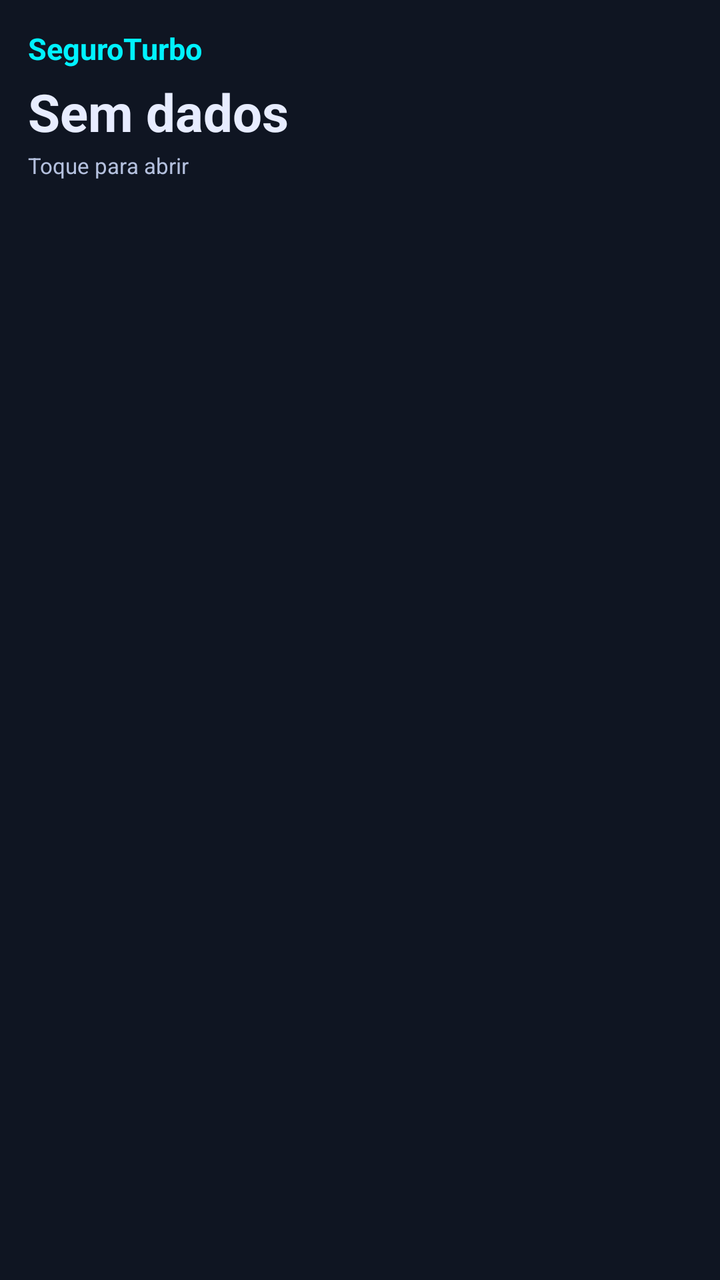
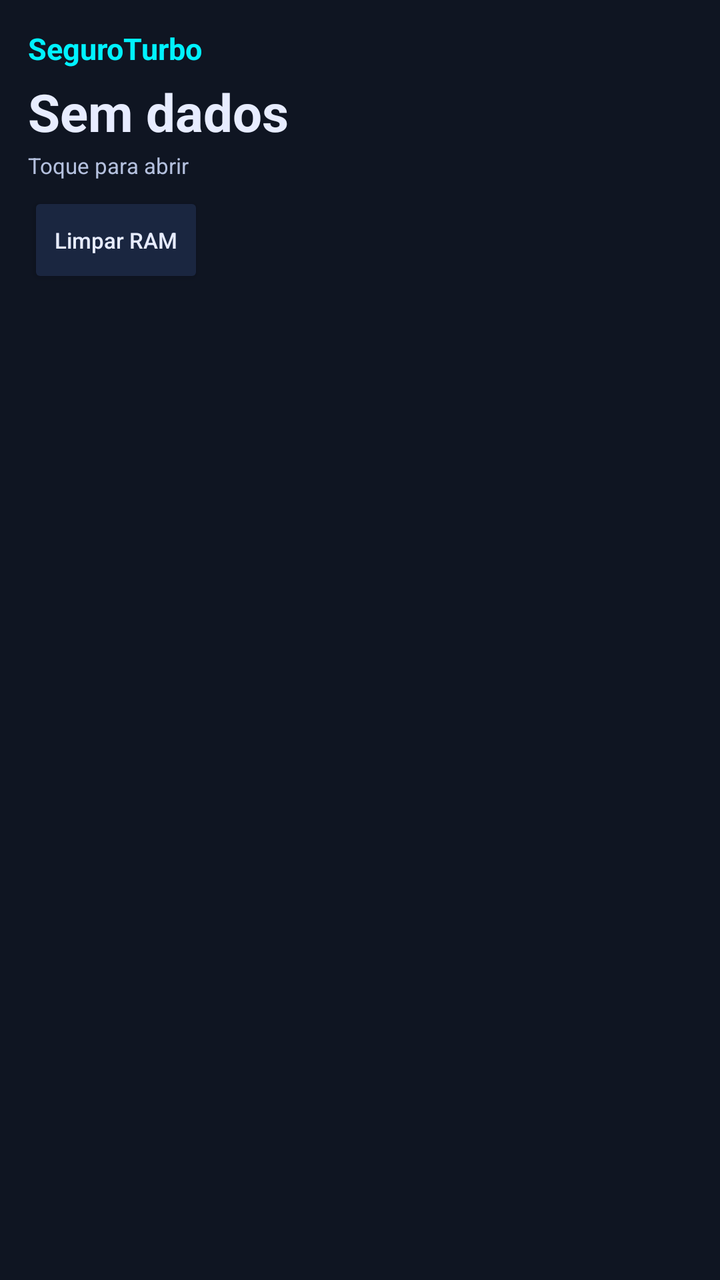

Screens rendered from an Android XML layout before and after an edit, with the pre-edit source and the edit as a unified diff.
<!-- AndroidManifest.xml: application theme AppTheme -->
<!-- res/layout/widget_seguraturbo.xml -->
<?xml version="1.0" encoding="utf-8"?>
<LinearLayout xmlns:android="http://schemas.android.com/apk/res/android"
    android:id="@+id/widget_raiz"
    android:layout_width="match_parent"
    android:layout_height="match_parent"
    android:orientation="vertical"
    android:padding="14dp"
    android:background="#0F1522">

    <TextView
        android:layout_width="wrap_content"
        android:layout_height="wrap_content"
        android:text="@string/app_name"
        android:textColor="#00F2FF"
        android:textSize="15sp"
        android:textStyle="bold" />

    <TextView
        android:id="@+id/widget_score"
        android:layout_width="wrap_content"
        android:layout_height="wrap_content"
        android:layout_marginTop="4dp"
        android:text="@string/widget_sem_dados"
        android:textColor="#E7ECFF"
        android:textSize="26sp"
        android:textStyle="bold" />

    <TextView
        android:layout_width="wrap_content"
        android:layout_height="wrap_content"
        android:layout_marginTop="2dp"
        android:text="@string/widget_acao"
        android:textColor="#B4C0DE"
        android:textSize="11sp" />
</LinearLayout>
<!-- resources referenced by this layout -->
<resources>
  <string name="app_name">SeguroTurbo</string>
  <string name="widget_acao">Toque para abrir</string>
  <string name="widget_sem_dados">Sem dados</string>
  <style name="AppTheme" parent="Theme.AppCompat.NoActionBar">
          <item name="colorPrimary">@color/neon_cyan</item>
          <item name="colorPrimaryDark">@color/neon_purple</item>
          <item name="colorAccent">@color/neon_magenta</item>
          <item name="android:windowBackground">@color/bg_deep</item>
          <item name="android:statusBarColor" tools:targetApi="l">@color/bg_deep</item>
          <item name="android:windowLightStatusBar">false</item>
          <item name="android:navigationBarColor" tools:targetApi="l">@color/bg_deep</item>
          
          <item name="android:windowSplashScreenBackground" tools:targetApi="s">@color/bg_deep</item>
          <item name="android:windowSplashScreenAnimatedIcon" tools:targetApi="s">@drawable/ic_launcher_foreground</item>
      </style>
  <color name="neon_cyan">#00F2FF</color>
  <color name="neon_purple">#BC13FE</color>
  <color name="neon_magenta">#FF0055</color>
  <color name="bg_deep">#05070A</color>
  <!-- drawable ic_launcher_foreground (drawable) -->
  <vector xmlns:android="http://schemas.android.com/apk/res/android"
      android:width="108dp"
      android:height="108dp"
      android:viewportWidth="108"
      android:viewportHeight="108">
      <path
          android:fillColor="#00F2FF"
          android:pathData="M54,20 L80,29 L80,54 C80,72 67,85 54,90 C41,85 28,72 28,54 L28,29 Z"/>
      <path
          android:fillColor="#05070A"
          android:pathData="M57,33 L43,58 L53,58 L50,77 L66,50 L56,50 Z"/>
  </vector>
</resources>

<!-- the commit's change to res/layout/widget_seguraturbo.xml (unified diff, before → after) -->
@@ -32,4 +32,15 @@
         android:text="@string/widget_acao"
         android:textColor="#B4C0DE"
         android:textSize="11sp" />
+
+    <Button
+        android:id="@+id/widget_btn_limpar"
+        android:layout_width="wrap_content"
+        android:layout_height="wrap_content"
+        android:layout_marginTop="6dp"
+        android:backgroundTint="#1A2640"
+        android:text="@string/widget_limpar_ram"
+        android:textAllCaps="false"
+        android:textColor="#E7ECFF"
+        android:textSize="11sp" />
 </LinearLayout>
<!-- resource entries referenced after the edit -->
@@ -2,6 +2,7 @@
 <resources>
   <string name="app_name">SeguroTurbo</string>
   <string name="widget_acao">Toque para abrir</string>
+  <string name="widget_limpar_ram">Limpar RAM</string>
   <string name="widget_sem_dados">Sem dados</string>
   <style name="AppTheme" parent="Theme.AppCompat.NoActionBar">
           <item name="colorPrimary">@color/neon_cyan</item>
